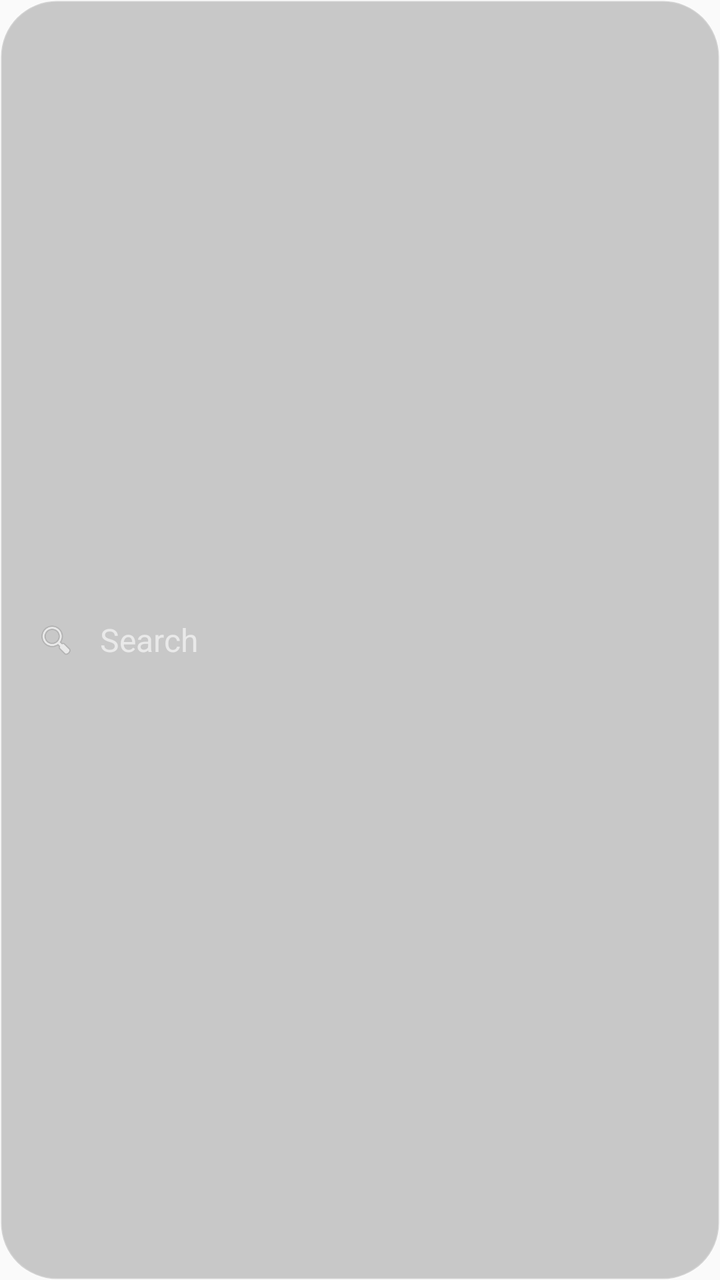
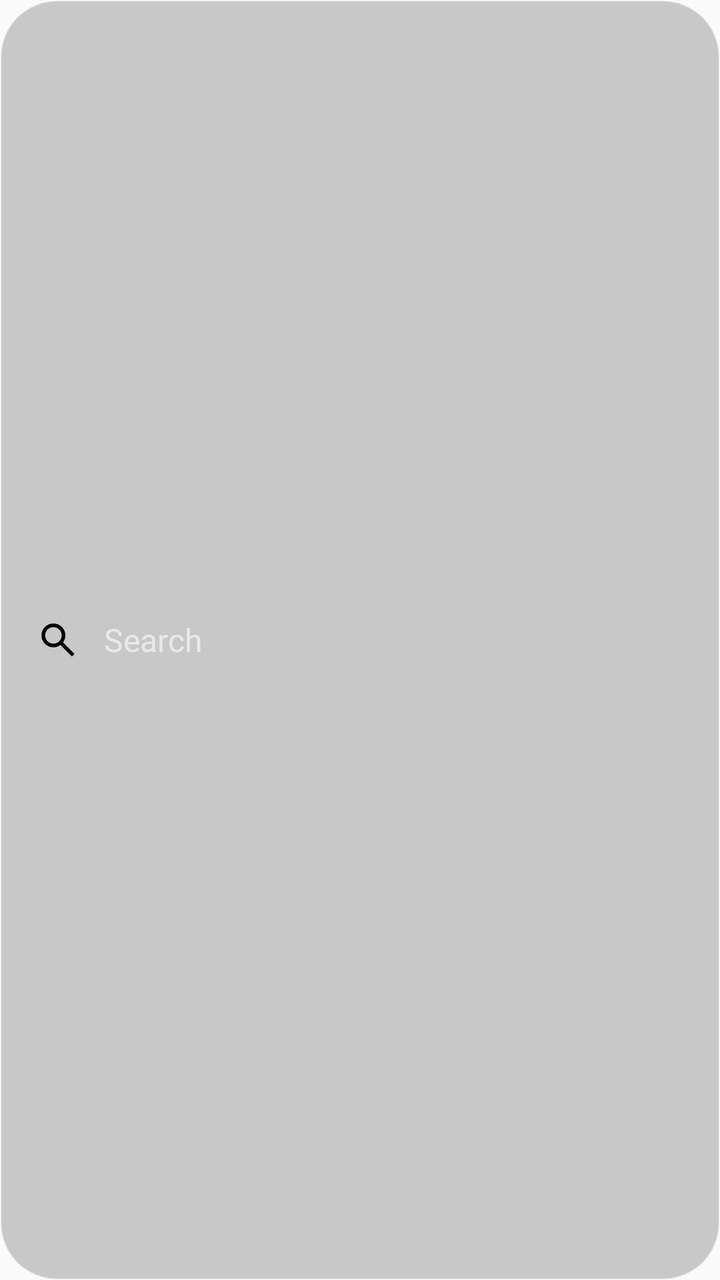

Compare the two renders of this Android layout. The source of the first and the diff that turns it into the second are given below.
<!-- AndroidManifest.xml: application theme Theme.Gumshoos -->
<!-- res/layout/widget_search_bar.xml -->
<?xml version="1.0" encoding="utf-8"?>
<LinearLayout xmlns:android="http://schemas.android.com/apk/res/android"
    android:id="@+id/widget_root"
    android:layout_width="match_parent"
    android:layout_height="match_parent"
    android:background="@drawable/widget_search_bar_bg"
    android:gravity="center_vertical"
    android:orientation="horizontal"
    android:paddingStart="18dp"
    android:paddingEnd="18dp">

    <ImageView
        android:layout_width="20dp"
        android:layout_height="20dp"
        android:contentDescription="@string/widget_search_hint"
        android:src="@android:drawable/ic_menu_search"
        android:tint="#99FFFFFF" />

    <TextView
        android:layout_width="wrap_content"
        android:layout_height="wrap_content"
        android:layout_marginStart="12dp"
        android:text="@string/widget_search_hint"
        android:textColor="#99FFFFFF"
        android:textSize="16sp" />

</LinearLayout>
<!-- resources referenced by this layout -->
<resources>
  <!-- drawable widget_search_bar_bg (drawable) -->
  <?xml version="1.0" encoding="utf-8"?>
  <shape xmlns:android="http://schemas.android.com/apk/res/android"
      android:shape="rectangle">
      <solid android:color="#33000000" />
      <corners android:radius="28dp" />
      <stroke
          android:width="1dp"
          android:color="#33FFFFFF" />
  </shape>
  <string name="widget_search_hint">Search</string>
  <style name="Theme.Gumshoos" parent="android:Theme.Material.Light.NoActionBar" />
</resources>

<!-- the commit's change to res/layout/widget_search_bar.xml (unified diff, before → after) -->
@@ -1,27 +1,73 @@
 <?xml version="1.0" encoding="utf-8"?>
-<LinearLayout xmlns:android="http://schemas.android.com/apk/res/android"
+<FrameLayout xmlns:android="http://schemas.android.com/apk/res/android"
     android:id="@+id/widget_root"
     android:layout_width="match_parent"
-    android:layout_height="match_parent"
-    android:background="@drawable/widget_search_bar_bg"
-    android:gravity="center_vertical"
-    android:orientation="horizontal"
-    android:paddingStart="18dp"
-    android:paddingEnd="18dp">
+    android:layout_height="match_parent">
 
     <ImageView
-        android:layout_width="20dp"
-        android:layout_height="20dp"
-        android:contentDescription="@string/widget_search_hint"
-        android:src="@android:drawable/ic_menu_search"
-        android:tint="#99FFFFFF" />
+        android:id="@+id/widget_background"
+        android:layout_width="match_parent"
+        android:layout_height="match_parent"
+        android:contentDescription="@null"
+        android:scaleType="fitXY"
+        android:src="@drawable/widget_search_bar_bg" />
 
-    <TextView
-        android:layout_width="wrap_content"
-        android:layout_height="wrap_content"
-        android:layout_marginStart="12dp"
-        android:text="@string/widget_search_hint"
-        android:textColor="#99FFFFFF"
-        android:textSize="16sp" />
+    <LinearLayout
+        android:id="@+id/widget_content"
+        android:layout_width="match_parent"
+        android:layout_height="match_parent"
+        android:gravity="center_vertical"
+        android:orientation="horizontal"
+        android:paddingStart="@dimen/widget_bar_inset"
+        android:paddingEnd="@dimen/widget_bar_inset">
 
-</LinearLayout>
+        <ImageView
+            android:id="@+id/widget_logo"
+            android:layout_width="@dimen/widget_bar_logo_size"
+            android:layout_height="@dimen/widget_bar_logo_size"
+            android:contentDescription="@string/widget_search_hint"
+            android:src="@drawable/ic_provider_search" />
+
+        <TextView
+            android:id="@+id/widget_hint"
+            android:layout_width="wrap_content"
+            android:layout_height="wrap_content"
+            android:layout_marginStart="@dimen/widget_bar_gap"
+            android:text="@string/widget_search_hint"
+            android:textColor="#99FFFFFF"
+            android:textSize="16sp" />
+
+        
+        <FrameLayout
+            android:id="@+id/widget_spacer"
+            android:layout_width="0dp"
+            android:layout_height="1dp"
+            android:layout_weight="1" />
+
+        <ImageView
+            android:id="@+id/widget_action_1"
+            android:layout_width="@dimen/widget_bar_action_size"
+            android:layout_height="@dimen/widget_bar_action_size"
+            android:layout_marginStart="@dimen/widget_bar_gap"
+            android:contentDescription="@null"
+            android:visibility="gone" />
+
+        <ImageView
+            android:id="@+id/widget_action_2"
+            android:layout_width="@dimen/widget_bar_action_size"
+            android:layout_height="@dimen/widget_bar_action_size"
+            android:layout_marginStart="@dimen/widget_bar_gap"
+            android:contentDescription="@null"
+            android:visibility="gone" />
+
+        <ImageView
+            android:id="@+id/widget_action_3"
+            android:layout_width="@dimen/widget_bar_action_size"
+            android:layout_height="@dimen/widget_bar_action_size"
+            android:layout_marginStart="@dimen/widget_bar_gap"
+            android:contentDescription="@null"
+            android:visibility="gone" />
+
+    </LinearLayout>
+
+</FrameLayout>
<!-- resource entries referenced after the edit -->
@@ -1,5 +1,22 @@
 <!-- resources referenced by this layout -->
 <resources>
+  <dimen name="widget_bar_action_size">22dp</dimen>
+  <dimen name="widget_bar_gap">12dp</dimen>
+  <dimen name="widget_bar_inset">18dp</dimen>
+  <dimen name="widget_bar_logo_size">22dp</dimen>
+  <!-- drawable ic_provider_search (drawable) -->
+  <vector xmlns:android="http://schemas.android.com/apk/res/android"
+      android:width="960dp"
+      android:height="960dp"
+      android:viewportWidth="960"
+      android:viewportHeight="960">
+      <group
+          android:translateY="960">
+          <path
+              android:fillColor="#FF000000"
+              android:pathData="M784-120L532-372q-30 24-69 38t-83 14q-109 0-184.5-75.5T120-580q0-109 75.5-184.5T380-840q109 0 184.5 75.5T640-580q0 44-14 83t-38 69l252 252-56 56ZM380-400q75 0 127.5-52.5T560-580q0-75-52.5-127.5T380-760q-75 0-127.5 52.5T200-580q0 75 52.5 127.5T380-400Z"/>
+      </group>
+  </vector>
   <!-- drawable widget_search_bar_bg (drawable) -->
   <?xml version="1.0" encoding="utf-8"?>
   <shape xmlns:android="http://schemas.android.com/apk/res/android"
